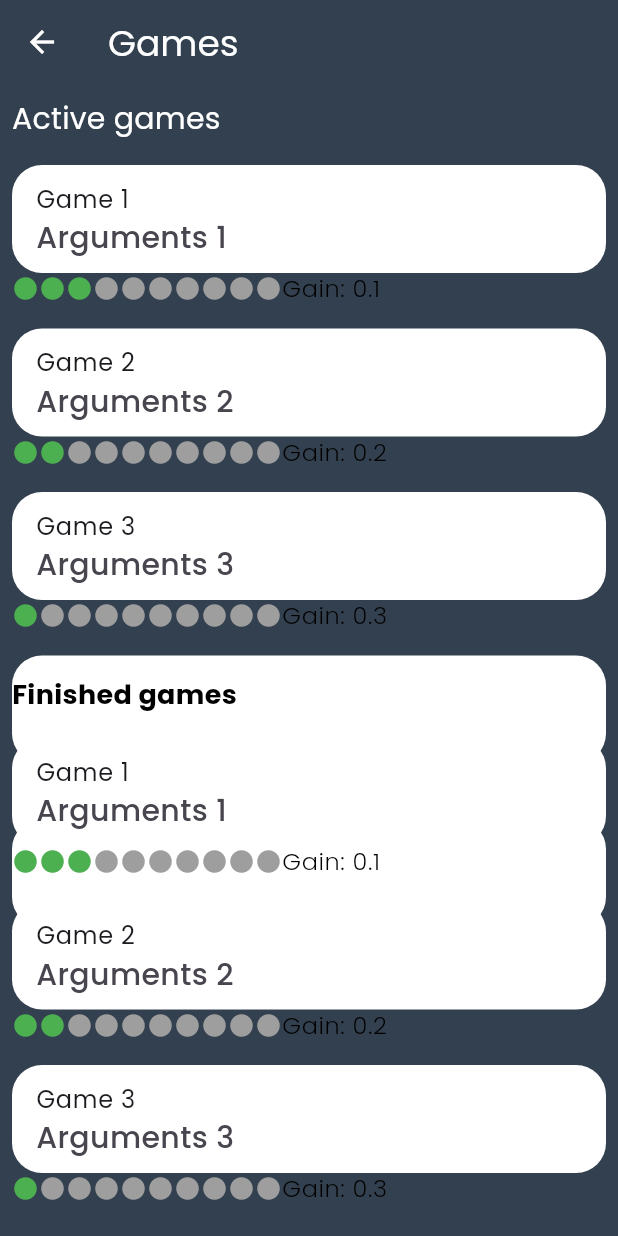
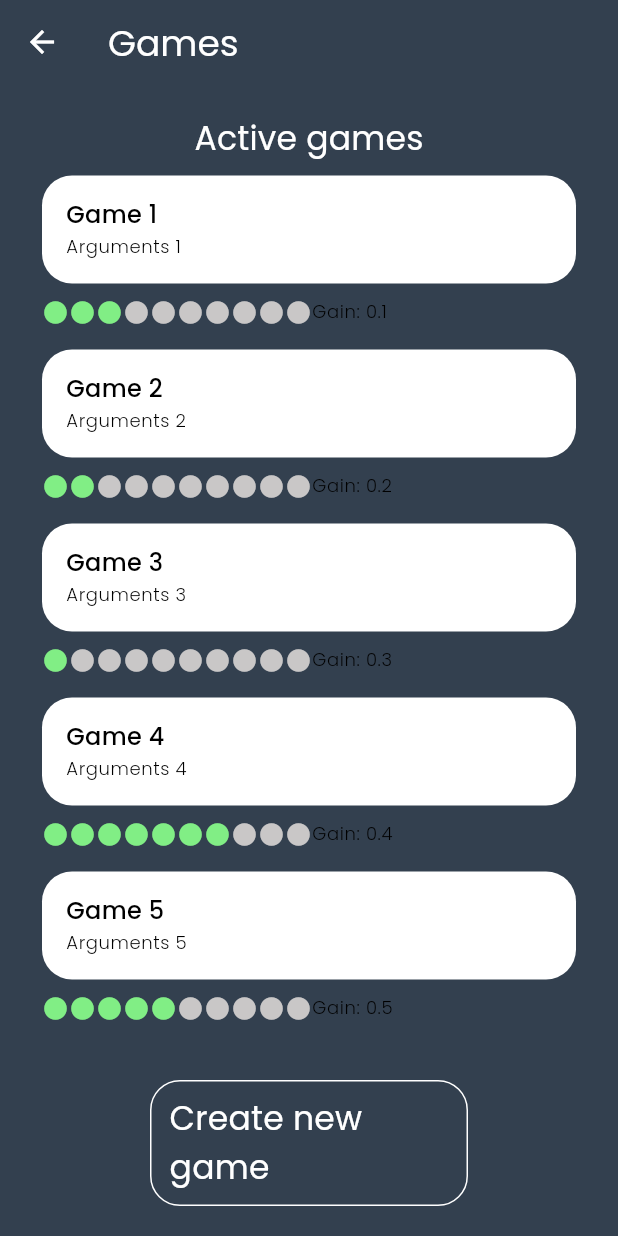
Before and after one commit to BitBroGSDC/bitbro, a Flutter app: the screen it shows after launch, after a tap on an icon or button, on a phone screen of 412 x 824 dp. Run offline on Flutter 3.47's test engine with Material 3 defaults, Android fonts, the phone set to English and light mode, and no system bars; our stand-ins replace go_router, google_fonts, ionicons.

Commit message:
aggiornamenti games page

```diff
--- a/lib/main.dart
+++ b/lib/main.dart
@@ -47,9 +47,9 @@ class BitBroApp extends StatelessWidget {
           hoverColor: Colors.white.withOpacity(0.6),
           textTheme: const TextTheme(
             titleLarge: TextStyle(color: Colors.white, fontSize: 24, fontWeight: FontWeight.w400),
-            titleMedium: TextStyle(color: Colors.white, fontSize: 20, fontWeight: FontWeight.w400),
-            bodySmall: TextStyle(color: Colors.black, fontSize: 16, fontWeight: FontWeight.w300),
-            bodyMedium: TextStyle(color: Colors.black, fontSize: 20, fontWeight: FontWeight.w500),
+            titleMedium: TextStyle(color: Colors.white, fontSize: 22, fontWeight: FontWeight.w400),
+            bodySmall: TextStyle(color: Colors.black, fontSize: 12, fontWeight: FontWeight.w300),
+            bodyMedium: TextStyle(color: Colors.black, fontSize: 16, fontWeight: FontWeight.w500),
           )),
     );
   }
--- a/lib/pages/games_page.dart
+++ b/lib/pages/games_page.dart
@@ -1,3 +1,5 @@
+import 'dart:math';
+
 import 'package:flutter/material.dart';
 import 'package:go_router/go_router.dart';
 
@@ -71,42 +73,57 @@ class _GamesPageState extends State<GamesPage> {
         ),
       ),
       backgroundColor: Theme.of(context).primaryColor,
-      body: Column(
-        crossAxisAlignment: CrossAxisAlignment.start,
+      body: Flex(
+        direction: Axis.vertical,
+        crossAxisAlignment: CrossAxisAlignment.stretch,
         children: [
-          Padding(
-            padding: const EdgeInsets.all(8.0),
-            child: Text(
+          Expanded(
+            child: SingleChildScrollView(
+              padding: EdgeInsets.all(20),
+              child: Column(
+                mainAxisSize: MainAxisSize.min,
+                children: [
+                  Text(
                     'Active games',
                     style: Theme.of(context).textTheme.titleMedium,
                   ),
-          ),
-          Expanded(
-            child: ListView.builder(
-              itemCount: 5, // Replace with actual number of active games
+                  ListView.builder(
+                    physics: const ClampingScrollPhysics(),
+                    shrinkWrap: true,
+                    itemCount: games.length,
                     itemBuilder: (context, index) {
                       return GameListItem(game: games[index]);
                     },
                   ),
+                  const SizedBox(height: 20),
+                  Text(
+                    'Finished games',
+                    style: Theme.of(context).textTheme.titleMedium,
                   ),
-          const Padding(
-            padding: EdgeInsets.all(8.0),
-            child: Text(
-              'Finished games',
-              style: TextStyle(
-                fontSize: 18,
-                fontWeight: FontWeight.bold,
+                  ListView.builder(
+                    physics: const ClampingScrollPhysics(),
+                    shrinkWrap: true,
+                    itemCount: games.length,
+                    itemBuilder: (context, index) {
+                      return GameListItem(game: games[index]);
+                    },
+                  ),
+                ],
               ),
             ),
           ),
-          Expanded(
-            child: ListView.builder(
-              itemCount: 3, // Replace with actual number of finished games
-              itemBuilder: (context, index) {
-                return GameListItem(
-                  game: games[index],
-                );
-              },
+          Container(
+            color: Theme.of(context).primaryColor,
+            padding: const EdgeInsets.fromLTRB(100, 20, 100, 20),
+            child: Container(
+              decoration: BoxDecoration(
+                borderRadius: BorderRadius.circular(20),
+                border: Border.all(color: Colors.white),
+              ),
+              child: TextButton(
+                onPressed: () => print('sss'),
+                child: Text('Create new game', style: Theme.of(context).textTheme.titleMedium),
+              ),
             ),
           ),
         ],
@@ -130,16 +147,17 @@ class GameListItem extends StatelessWidget {
         child: Column(
           children: [
             ListTile(
-              title: Text(game.name),
+              title: Text(game.name, style: Theme.of(context).textTheme.bodyMedium),
               tileColor: Colors.white,
               shape: RoundedRectangleBorder(
                 borderRadius: BorderRadius.circular(20),
               ),
-              subtitle: Text(game.arguments),
+              subtitle: Text(game.arguments, style: Theme.of(context).textTheme.bodySmall),
               onTap: () {
                 context.go('/game/${game.name}');
               },
             ),
+            const SizedBox(height: 10),
             Row(children: [
               Row(
                 mainAxisSize: MainAxisSize.min,
@@ -147,13 +165,13 @@ class GameListItem extends StatelessWidget {
                   for (int i = 0; i < game.level; i++)
                     const Icon(
                       Icons.circle,
-                      color: Colors.green,
+                      color: Color.fromARGB(255, 129, 238, 133),
                       size: 18,
                     ),
                   for (int i = 0; i < TOTAL_LEVELS - game.level; i++)
                     const Icon(
                       Icons.circle,
-                      color: Colors.grey,
+                      color: Color.fromARGB(255, 201, 199, 199),
                       size: 18,
                     ),
                 ],
```
Lines whose indentation alone changed are shown as unchanged.
